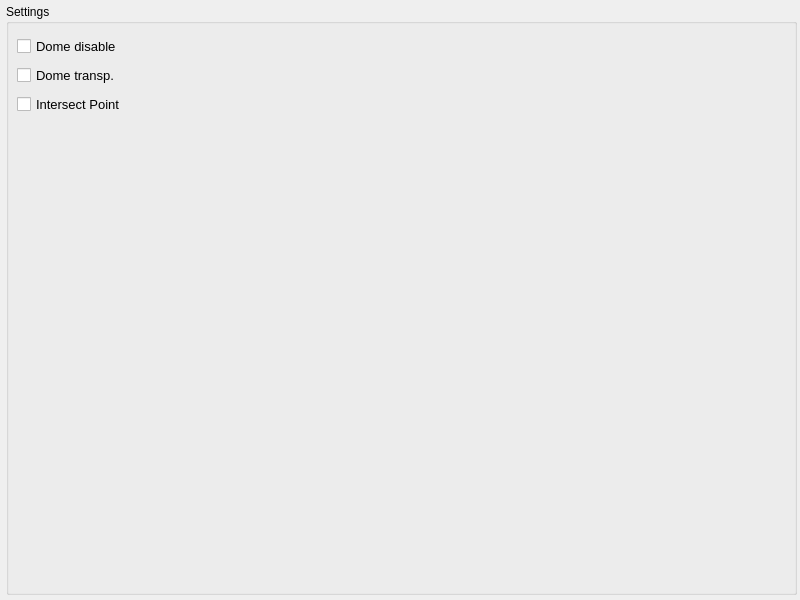
First picture: the form in mw4/gui/widgets/simulator.ui, repository mworion/MountWizzard4, before the edit.
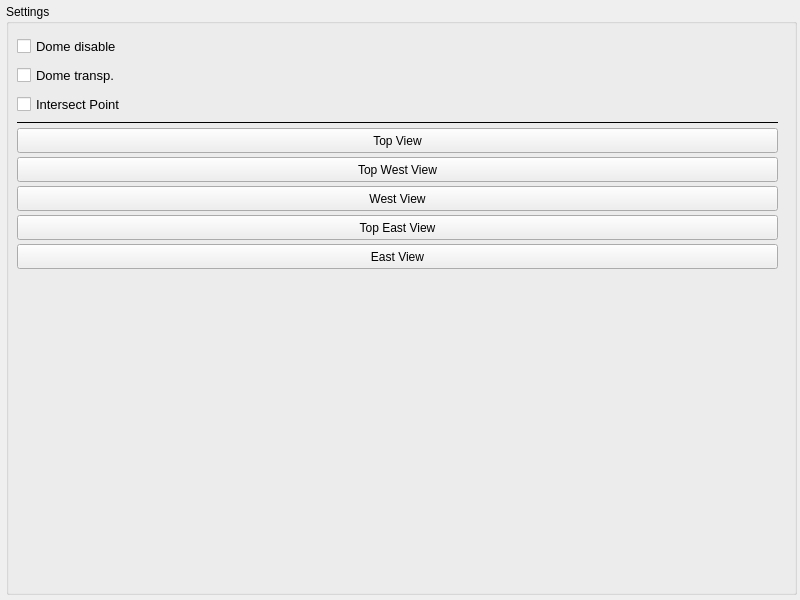
Second picture: the form after the edit.

What changed in the file:
```diff
--- a/mw4/gui/widgets/simulator.ui
+++ b/mw4/gui/widgets/simulator.ui
@@ -78,7 +78,7 @@
       <property name="large" stdset="0">
        <bool>true</bool>
       </property>
-      <layout class="QVBoxLayout" name="verticalLayout" stretch="0,0,0,0">
+      <layout class="QVBoxLayout" name="verticalLayout" stretch="0,0,0,0,0,0,0,0,0,0">
        <property name="spacing">
         <number>4</number>
        </property>
@@ -160,6 +160,84 @@
          </property>
         </widget>
        </item>
+       <item>
+        <widget class="Line" name="line">
+         <property name="frameShadow">
+          <enum>QFrame::Plain</enum>
+         </property>
+         <property name="midLineWidth">
+          <number>1</number>
+         </property>
+         <property name="orientation">
+          <enum>Qt::Horizontal</enum>
+         </property>
+        </widget>
+       </item>
+       <item>
+        <widget class="QPushButton" name="topView">
+         <property name="minimumSize">
+          <size>
+           <width>0</width>
+           <height>25</height>
+          </size>
+         </property>
+         <property name="text">
+          <string>Top View</string>
+         </property>
+        </widget>
+       </item>
+       <item>
+        <widget class="QPushButton" name="topWestView">
+         <property name="minimumSize">
+          <size>
+           <width>0</width>
+           <height>25</height>
+          </size>
+         </property>
+         <property name="text">
+          <string>Top West View</string>
+         </property>
+        </widget>
+       </item>
+       <item>
+        <widget class="QPushButton" name="westView">
+         <property name="minimumSize">
+          <size>
+           <width>0</width>
+           <height>25</height>
+          </size>
+         </property>
+         <property name="text">
+          <string>West View</string>
+         </property>
+        </widget>
+       </item>
+       <item>
+        <widget class="QPushButton" name="topEastView">
+         <property name="minimumSize">
+          <size>
+           <width>0</width>
+           <height>25</height>
+          </size>
+         </property>
+         <property name="text">
+          <string>Top East View</string>
+         </property>
+        </widget>
+       </item>
+       <item>
+        <widget class="QPushButton" name="eastView">
+         <property name="minimumSize">
+          <size>
+           <width>0</width>
+           <height>25</height>
+          </size>
+         </property>
+         <property name="text">
+          <string>East View</string>
+         </property>
+        </widget>
+       </item>
        <item>
         <spacer name="verticalSpacer">
          <property name="orientation">
```
Left out of the diff: 3 changed lines with no effect on the pictures.
